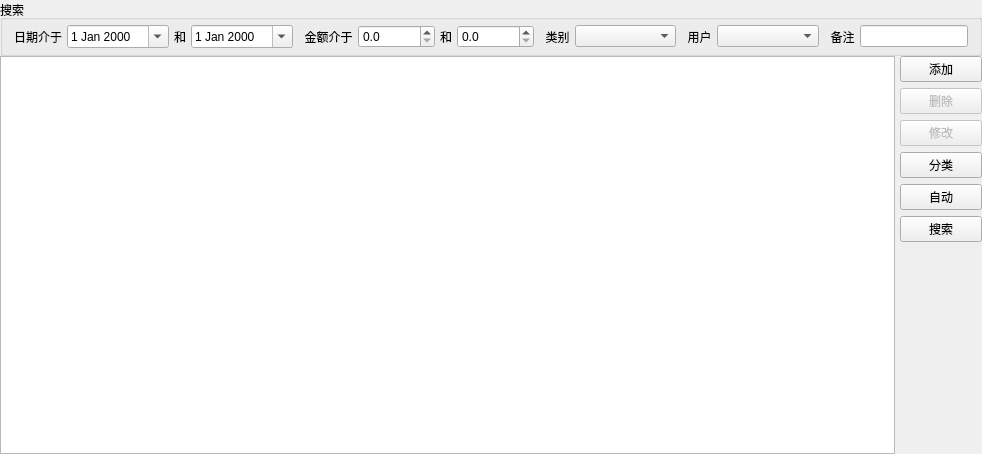
Qt form DailyPage.ui (congchenutd/congchenmoney) before a commit.
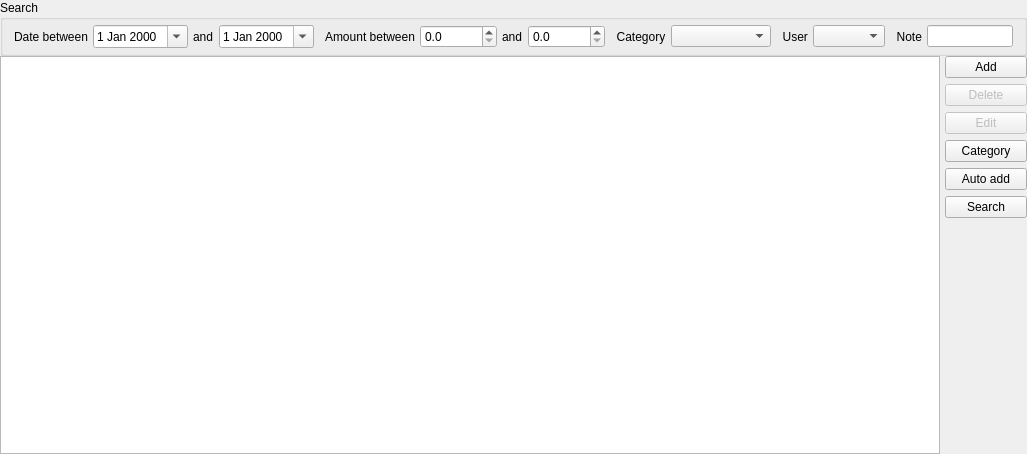
The same form after that commit. Icons and pictures are not drawn. Custom widgets are drawn as their Qt base class.

```diff
--- a/DailyPage.ui
+++ b/DailyPage.ui
@@ -6,7 +6,7 @@
    <rect>
     <x>0</x>
     <y>0</y>
-    <width>982</width>
+    <width>1027</width>
     <height>454</height>
    </rect>
   </property>
@@ -26,7 +26,7 @@
    <item row="0" column="0" colspan="2">
     <widget class="QGroupBox" name="groupBoxSearch">
      <property name="title">
-      <string>搜索</string>
+      <string>Search</string>
      </property>
      <layout class="QHBoxLayout" name="horizontalLayout">
       <property name="spacing">
@@ -41,7 +41,7 @@
       <item>
        <widget class="QLabel" name="label">
         <property name="text">
-         <string>日期介于</string>
+         <string>Date between</string>
         </property>
        </widget>
       </item>
@@ -61,7 +61,7 @@
       <item>
        <widget class="QLabel" name="label_2">
         <property name="text">
-         <string>和</string>
+         <string>and</string>
         </property>
        </widget>
       </item>
@@ -81,7 +81,7 @@
       <item>
        <widget class="QLabel" name="label_7">
         <property name="text">
-         <string>  金额介于</string>
+         <string>  Amount between</string>
         </property>
        </widget>
       </item>
@@ -104,7 +104,7 @@
       <item>
        <widget class="QLabel" name="label_4">
         <property name="text">
-         <string>和</string>
+         <string>and</string>
         </property>
        </widget>
       </item>
@@ -127,7 +127,7 @@
       <item>
        <widget class="QLabel" name="label_3">
         <property name="text">
-         <string>  类别</string>
+         <string>  Category</string>
         </property>
        </widget>
       </item>
@@ -150,7 +150,7 @@
       <item>
        <widget class="QLabel" name="label_5">
         <property name="text">
-         <string>  用户</string>
+         <string>  User</string>
         </property>
        </widget>
       </item>
@@ -167,7 +167,7 @@
       <item>
        <widget class="QLabel" name="label_6">
         <property name="text">
-         <string>  备注</string>
+         <string>  Note</string>
         </property>
        </widget>
       </item>
@@ -204,7 +204,7 @@
         </sizepolicy>
        </property>
        <property name="text">
-        <string>添加</string>
+        <string>Add</string>
        </property>
        <property name="icon">
         <iconset resource="Money.qrc">
@@ -224,7 +224,7 @@
         <bool>false</bool>
        </property>
        <property name="text">
-        <string>删除</string>
+        <string>Delete</string>
        </property>
        <property name="icon">
         <iconset resource="Money.qrc">
@@ -244,7 +244,7 @@
         <bool>false</bool>
        </property>
        <property name="text">
-        <string>修改</string>
+        <string>Edit</string>
        </property>
        <property name="icon">
         <iconset resource="Money.qrc">
@@ -261,7 +261,7 @@
      <item>
       <widget class="QPushButton" name="buttonCategory">
        <property name="text">
-        <string>分类</string>
+        <string>Category</string>
        </property>
        <property name="icon">
         <iconset resource="Money.qrc">
@@ -278,7 +278,7 @@
      <item>
       <widget class="QPushButton" name="buttonAuto">
        <property name="text">
-        <string>自动</string>
+        <string>Auto add</string>
        </property>
        <property name="icon">
         <iconset resource="Money.qrc">
@@ -295,7 +295,7 @@
      <item>
       <widget class="QPushButton" name="buttonSearch">
        <property name="text">
-        <string>搜索</string>
+        <string>Search</string>
        </property>
        <property name="icon">
         <iconset resource="Money.qrc">
```
